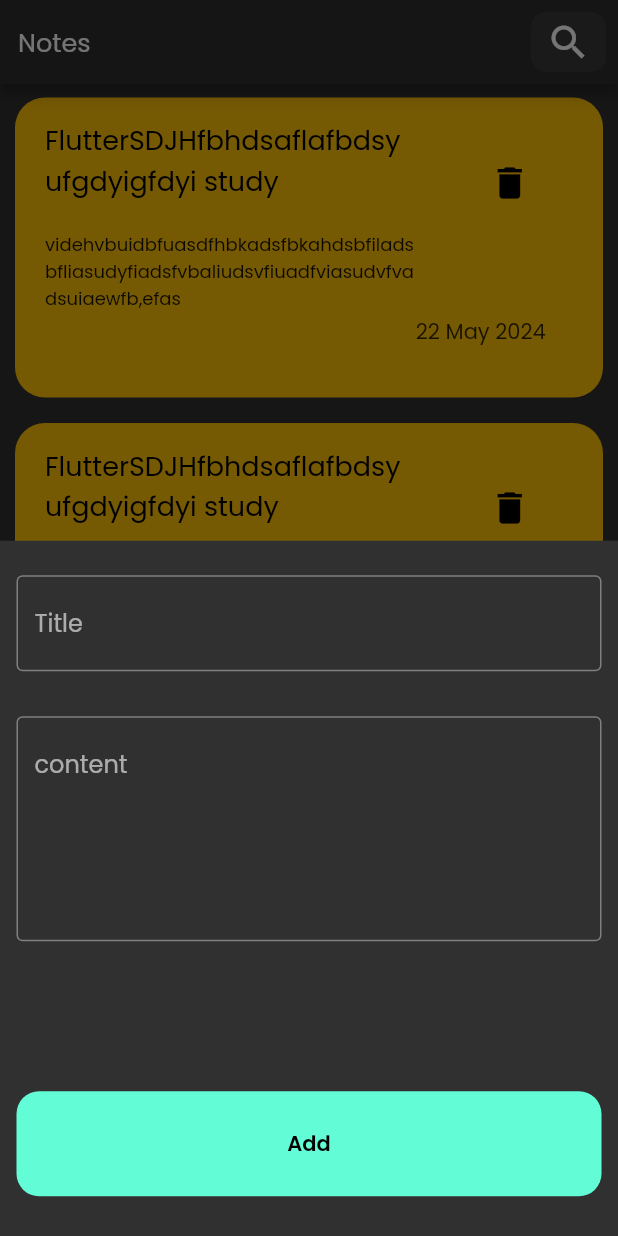
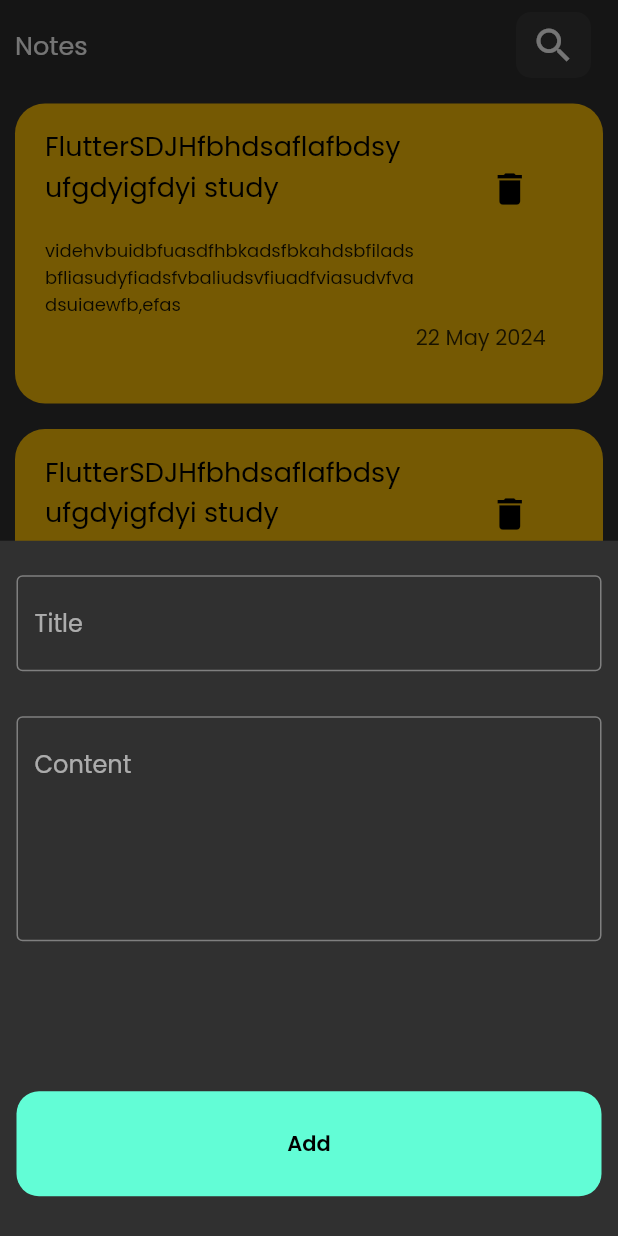
Before and after one commit to Hossam-Amer/Notes_app, a Flutter app: the screen it shows after launch, after a tap on the "add" icon, on a phone screen of 412 x 824 dp. Run offline on Flutter 3.47's test engine with Material 2 defaults, Android fonts, the phone set to English and light mode, and no system bars.

Commit message:
edite note page,

```diff
--- /dev/null
+++ b/lib/Pages/edite_note_page.dart
@@ -0,0 +1,39 @@
+import 'package:flutter/material.dart';
+import 'package:notesapp/widgets/custom_text_field.dart';
+import 'package:notesapp/widgets/cutom_app_bar.dart';
+
+class EditeNotePage extends StatelessWidget {
+  const EditeNotePage({super.key});
+
+  @override
+  Widget build(BuildContext context) {
+    return SafeArea(
+      child: Scaffold(
+        body: Column(
+          children: [
+            CustomeAppBar(icon: Icons.check, text: "Edit", onTap: () {}),
+            const SizedBox(
+              height: 40,
+            ),
+            const Padding(
+              padding: EdgeInsets.all(8.0),
+              child: CustomTextField(
+                text: "Title",
+              ),
+            ),
+            const SizedBox(
+              height: 55,
+            ),
+            const Padding(
+              padding: EdgeInsets.all(8.0),
+              child: CustomTextField(
+                text: "Content",
+                maxLines: 5,
+              ),
+            )
+          ],
+        ),
+      ),
+    );
+  }
+}
--- a/lib/Pages/home_page.dart
+++ b/lib/Pages/home_page.dart
@@ -16,54 +16,18 @@ class _HomePageState extends State<HomePage> {
   Widget build(BuildContext context) {
     return Scaffold(
       floatingActionButton: FloatingActionButton(
-          onPressed: () {
-            showModalBottomSheet(context: context, builder: (context){
-              return AddNoteSheet() ;
-            });
-          },
-          child: const Icon(
-            Icons.add
-          ,grade: 100,),),
-      appBar: AppBar(
-        backgroundColor: const Color.fromRGBO(45, 45, 45, 1),
-        flexibleSpace: Align(
-            alignment: Alignment.bottomLeft,
-            child: Row(
-              mainAxisAlignment: MainAxisAlignment.spaceBetween,
-              children: [
-                const Padding(
-                  padding: EdgeInsets.only(left: 12),
-                  child: Text(
-                    "Notes",
-                    style: TextStyle(color: Colors.white, fontSize: 17),
-                  ),
-                ),
-                GestureDetector(
-                  child: Container(
-                    decoration: BoxDecoration(
-                      borderRadius: BorderRadius.circular(10),
-                      color: const Color.fromRGBO(56, 56, 56, 1),
-                    ),
-                    height: 50,
-                    width: 50,
-                    margin: const EdgeInsets.only(
-                      top: 8,
-                      bottom: 8,
-                      right: 8,
-                    ),
-                    child: const Icon(
-                      Icons.search,
-                      size: 30,
-                      color: Colors.white,
-                    ),
-                  ),
-                  onTap: () {
-                    print("asdasdsf");
-
-                  },
-                ),
-              ],
-            )),
+        onPressed: () {
+          showModalBottomSheet(
+            context: context,
+            builder: (context) {
+              return const AddNoteSheet();
+            },
+          );
+        },
+        child: const Icon(
+          Icons.add,
+          grade: 100,
+        ),
       ),
       body: const HomePageBody(),
     );
--- a/lib/widgets/add_note_bottom_sheet.dart
+++ b/lib/widgets/add_note_bottom_sheet.dart
@@ -1,4 +1,5 @@
 import 'package:flutter/material.dart';
+import 'package:notesapp/widgets/custom_text_field.dart';
 
 class AddNoteSheet extends StatelessWidget {
   const AddNoteSheet({super.key});
@@ -16,20 +17,12 @@ class AddNoteSheet extends StatelessWidget {
             const SizedBox(
               height: 15,
             ),
-            const TextField(
-              decoration: InputDecoration(
-                border: OutlineInputBorder(),
-                hintText: 'Title',
-              ),
-            ),
+            const CustomTextField(text: "Title"),
             const SizedBox(
               height: 30,
             ),
-            const TextField(
-              decoration: InputDecoration(
-                border: OutlineInputBorder(),
-                hintText: 'content',
-              ),
+            const CustomTextField(
+              text: "Content",
               maxLines: 5,
             ),
             const SizedBox(
@@ -39,8 +32,9 @@ class AddNoteSheet extends StatelessWidget {
               child: GestureDetector(
                 child: Container(
                   decoration: BoxDecoration(
-                      color: const Color.fromRGBO(98, 253, 214, 1),
-                      borderRadius: BorderRadius.circular(15)),
+                    color: const Color.fromRGBO(98, 253, 214, 1),
+                    borderRadius: BorderRadius.circular(15),
+                  ),
                   width: MediaQuery.of(context).size.width,
                   height: 70,
                   child: const Center(
--- /dev/null
+++ b/lib/widgets/custom_text_field.dart
@@ -0,0 +1,27 @@
+import 'package:flutter/material.dart';
+
+class CustomTextField extends StatelessWidget {
+  const CustomTextField({
+    super.key,
+    required this.text,
+    this.maxLines = 1,
+  });
+  final String text;
+  final int maxLines;
+
+  @override
+  Widget build(BuildContext context) {
+    return TextField(
+      cursorColor: const Color.fromRGBO(98, 253, 214, 1),
+      decoration: InputDecoration(
+        border: const OutlineInputBorder(),
+        focusedBorder: const OutlineInputBorder(
+          borderSide: BorderSide(
+            color: Color.fromRGBO(98, 253, 214, 1),
+          ),
+        ),
+        hintText: text,
+      ),
+    maxLines: maxLines,);
+  }
+}
--- /dev/null
+++ b/lib/widgets/cutom_app_bar.dart
@@ -0,0 +1,59 @@
+import 'package:flutter/material.dart';
+
+class CustomeAppBar extends StatelessWidget {
+  const CustomeAppBar({
+    super.key,
+    required this.icon,
+    required this.text,
+    required this.onTap,
+
+  });
+  final IconData icon;
+  final String text;
+  final Function() onTap;
+  @override
+  Widget build(BuildContext context) {
+    return Container(
+      decoration: const BoxDecoration(
+        color: Color.fromRGBO(45, 45, 45, 1),
+      ),
+      height: 60,
+      width: MediaQuery.of(context).size.width,
+      child: Padding(
+        padding: const EdgeInsets.symmetric(horizontal:10.0),
+        child: Row(
+          mainAxisAlignment: MainAxisAlignment.spaceBetween,
+          children: [
+            Text(
+              text,
+              style: const TextStyle(color: Colors.white, fontSize: 17),
+            ),
+            GestureDetector(
+              child: Container(
+                decoration: BoxDecoration(
+                  borderRadius: BorderRadius.circular(10),
+                  color: const Color.fromRGBO(56, 56, 56, 1),
+                ),
+                height: 50,
+                width: 50,
+                margin: const EdgeInsets.only(
+                  top: 8,
+                  bottom: 8,
+                  right: 8,
+                ),
+                child: Icon(
+                  icon,
+                  size: 30,
+                  color: Colors.white,
+                ),
+              ),
+              onTap: () {
+                print("asdasdsf");
+              },
+            ),
+          ],
+        ),
+      ),
+    );
+  }
+}
--- a/lib/widgets/home_page_body.dart
+++ b/lib/widgets/home_page_body.dart
@@ -1,5 +1,6 @@
 import 'package:flutter/material.dart';
 import 'package:notesapp/widgets/note_card.dart';
+import 'cutom_app_bar.dart';
 
 class HomePageBody extends StatelessWidget {
   const HomePageBody({super.key});
@@ -8,10 +9,16 @@ class HomePageBody extends StatelessWidget {
   Widget build(BuildContext context) {
     return Container(
       width: MediaQuery.of(context).size.width,
-      child: Expanded(
-        child: ListView.builder(itemBuilder: (context,index){
-          return NoteCard();
-        }),
+      child: Column(
+        children: [CustomeAppBar(icon: Icons.search, text: "Notes",onTap: (){},),
+          Expanded(
+            child: ListView.builder(itemBuilder: (context,index){
+              return NoteCard(onTap: () {
+
+              },);
+            }),
+          ),
+        ],
       )
           );
   }
--- a/lib/widgets/note_card.dart
+++ b/lib/widgets/note_card.dart
@@ -1,13 +1,25 @@
 import 'package:flutter/material.dart';
 import 'package:flutter/src/widgets/framework.dart';
 import 'package:flutter/src/widgets/placeholder.dart';
+import 'package:notesapp/Pages/edite_note_page.dart';
 
 class NoteCard extends StatelessWidget {
-  const NoteCard({super.key});
-
+  const NoteCard({super.key, required this.onTap});
+  final Function() onTap;
   @override
   Widget build(BuildContext context) {
-    return Padding(
+    return GestureDetector(
+      onTap: () {
+        Navigator.push(
+          context,
+          MaterialPageRoute(
+            builder: (context) {
+              return const EditeNotePage();
+            },
+          ),
+        );
+      },
+      child: Padding(
         padding: const EdgeInsets.only(
           top: 9.0,
           bottom: 8,
@@ -72,6 +84,7 @@ class NoteCard extends StatelessWidget {
             ],
           ),
         ),
+      ),
     );
   }
 }
```
Lines whose indentation alone changed are shown as unchanged.
